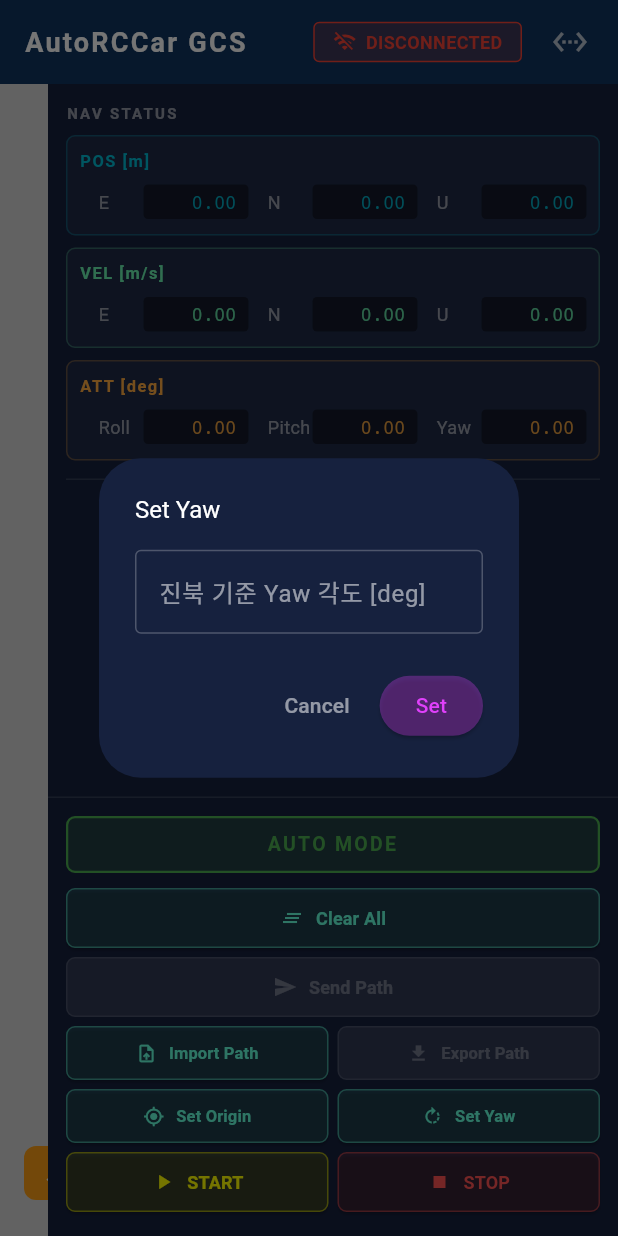
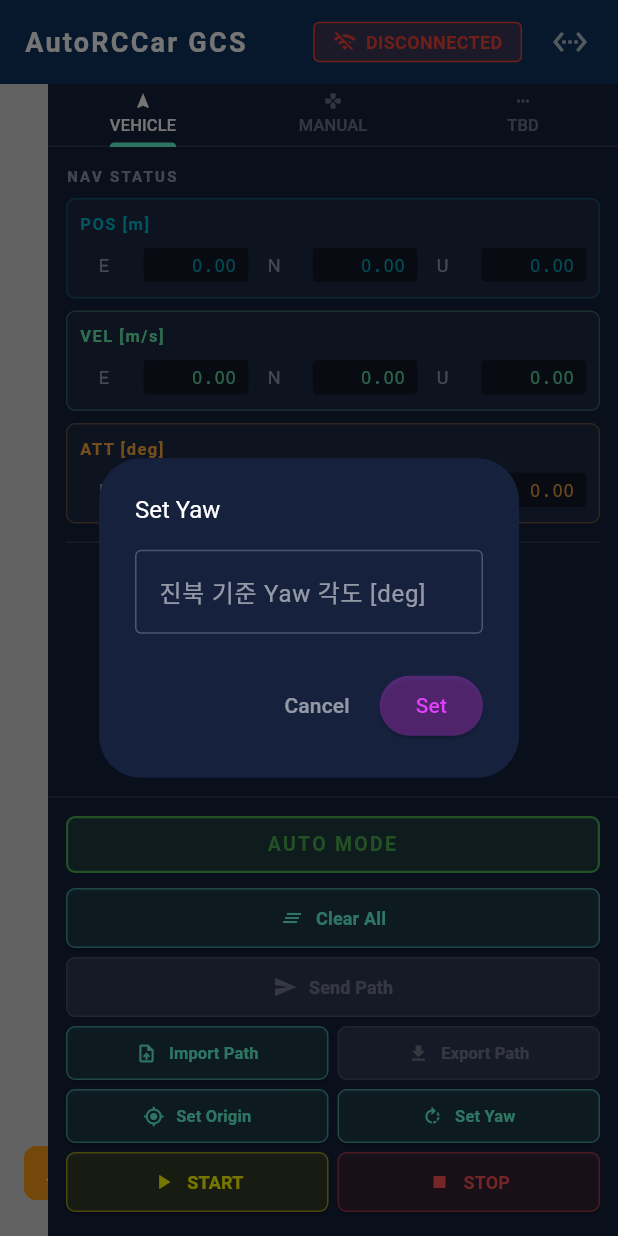
Before and after one commit to gspark87/autoRCcar_GCS, a Flutter app: the screen it shows after launch, after a tap on "Set Origin", after a tap on "Set Yaw", on a phone screen of 412 x 824 dp. Run offline on Flutter 3.47's test engine with Material 3 defaults, Android fonts, the phone set to English and light mode, and no system bars; drawn by our look-alikes of flutter_map; our stand-ins replace latlong2, shared_preferences; missing offline and left inert: file_selector.

Commit message:
add tabbed right panel with manual control d-pad UI

```diff
--- a/lib/screens/main_screen.dart
+++ b/lib/screens/main_screen.dart
@@ -9,6 +9,7 @@ import '../ros2/rosbridge_service.dart' as rb;
 import 'widgets/nav_status_panel.dart';
 import 'widgets/control_panel.dart';
 import 'widgets/connection_dialog.dart';
+import 'widgets/manual_control_panel.dart';
 
 class MainScreen extends StatefulWidget {
   const MainScreen({super.key});
@@ -50,15 +51,53 @@ class _MainScreenState extends State<MainScreen> {
                 ],
               ),
             ),
-          // ── 우측 패널 (40%) ─────────────────────────────
+            // ── 우측 패널 ────────────────────────────────────
             Container(
               width: 380,
               color: const Color(0xFF16213E),
+              child: DefaultTabController(
+                length: 3,
                 child: Column(
                   children: [
+                    const TabBar(
+                      tabs: [
+                        Tab(icon: Icon(Icons.navigation, size: 12), text: 'VEHICLE', height: 40),
+                        Tab(icon: Icon(Icons.gamepad, size: 12), text: 'MANUAL', height: 40),
+                        Tab(icon: Icon(Icons.more_horiz, size: 12), text: 'TBD', height: 40),
+                      ],
+                      labelColor: Colors.white,
+                      unselectedLabelColor: Colors.white38,
+                      indicatorColor: Colors.tealAccent,
+                      dividerColor: Colors.white12,
+                      labelStyle: TextStyle(fontSize: 11),
+                    ),
+                    Expanded(
+                      child: TabBarView(
+                        children: [
+                          // TAB 1: NAV STATUS + CONTROL BUTTONS
+                          Column(
+                            children: [
                               Expanded(child: NavStatusPanel(ctrl: ctrl)),
-                ControlPanel(ctrl: ctrl, onSetOrigin: _enterOriginMode),
+                              ControlPanel(
+                                ctrl: ctrl,
+                                onSetOrigin: _enterOriginMode,
+                              ),
                             ],
+                          ),
+                          // TAB 2: MANUAL CONTROL
+                          const ManualControlPanel(),
+                          // TAB 3: TBD
+                          const Center(
+                            child: Text(
+                              'TBD',
+                              style: TextStyle(color: Colors.white38, fontSize: 16),
+                            ),
+                          ),
+                        ],
+                      ),
+                    ),
+                  ],
+                ),
               ),
             ),
           ],
```
Also changed, not shown: lib/screens/widgets/manual_control_panel.dart (added, +140 -0 lines). Lines whose indentation alone changed are shown as unchanged.
